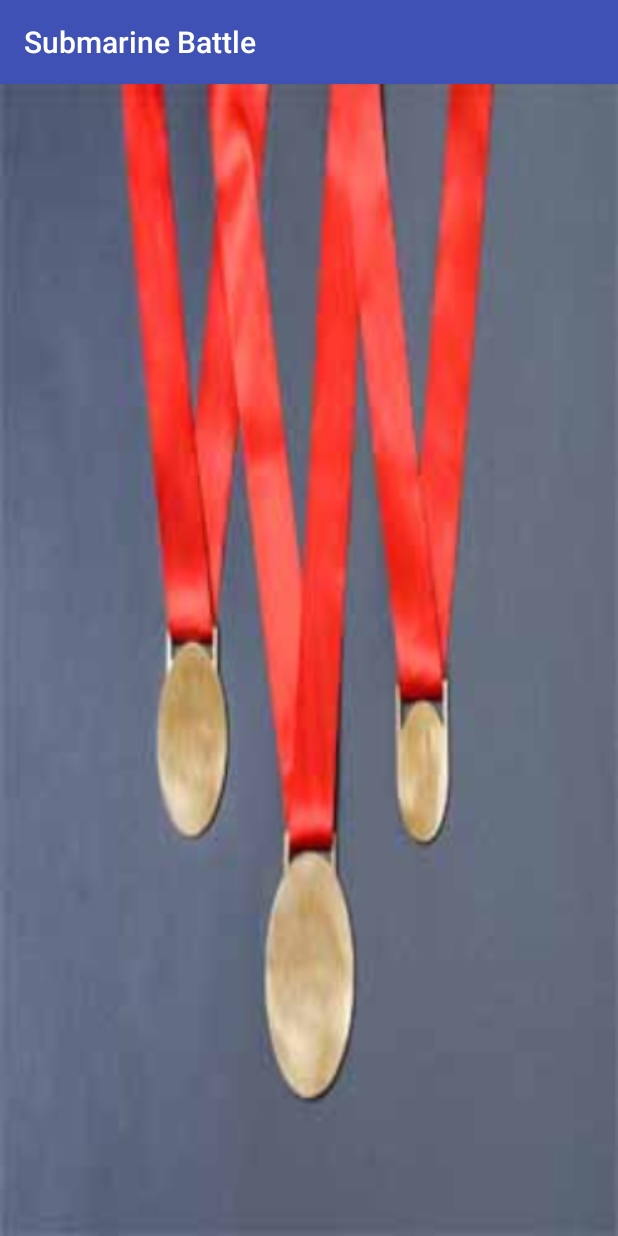
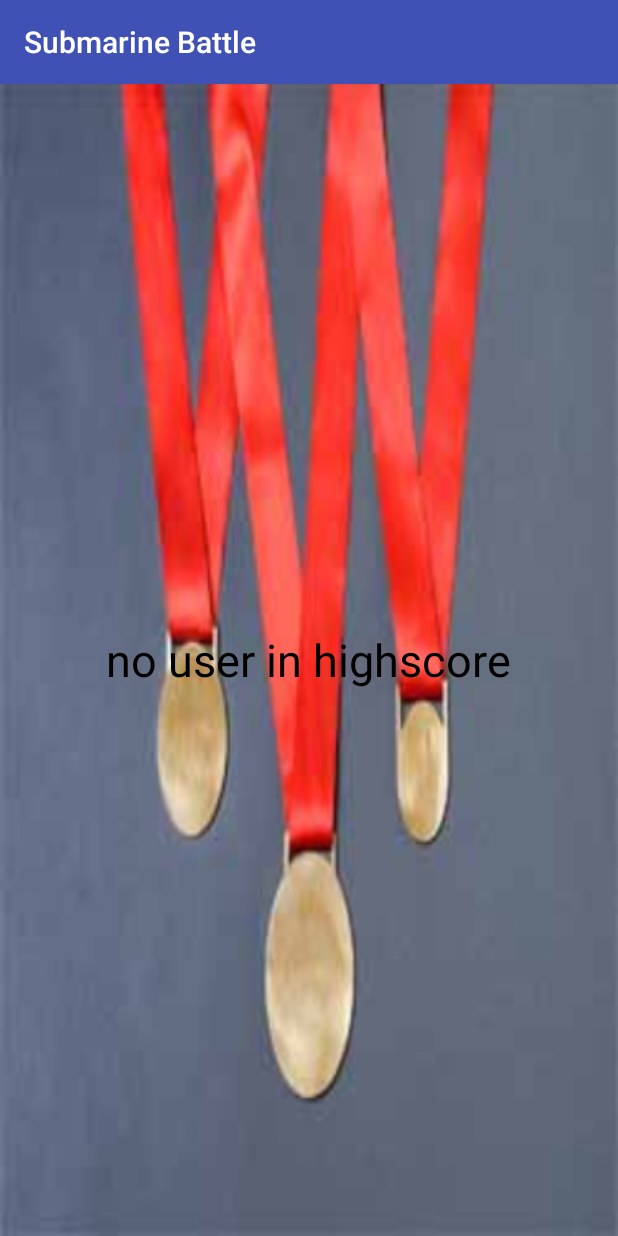
Before and after one commit to YampoKnaf/SecoundHomework, an Android app: the HighScoreTable screen opened directly, with no data from a screen before it, on a phone screen of 412 x 824 dp. Run offline under Robolectric (Android 15) with nearby library versions, the phone set to English and light mode, and no system bars; 1 statement that could not run was skipped.

Commit message:
little Problems Solved

```diff
--- a/app/build.gradle
+++ b/app/build.gradle
@@ -8,7 +8,7 @@ android {
         applicationId "com.yampoknaf.subibattle"
         minSdkVersion 21
         targetSdkVersion 21
-        versionCode 1
+        versionCode 2
         versionName "1.0"
     }
 
--- a/app/src/main/java/com/yampoknaf/subibattle/GameProccess.java
+++ b/app/src/main/java/com/yampoknaf/subibattle/GameProccess.java
@@ -576,4 +576,10 @@ public class GameProccess extends AppCompatActivity {
             Toast.makeText(getApplicationContext() , "Nothing happand be more carful!!" , Toast.LENGTH_LONG).show();
         }
     }
+
+    @Override
+    public void onBackPressed() {
+        MainActivity.startTheGameOverAgain.setNeedToGoOverAgain(false);
+        super.onBackPressed();
+    }
 }
--- a/app/src/main/java/com/yampoknaf/subibattle/HighScoreTable.java
+++ b/app/src/main/java/com/yampoknaf/subibattle/HighScoreTable.java
@@ -30,8 +30,11 @@ public class HighScoreTable extends AppCompatActivity {
 
         HighScoreDbHelper dbHelper = new HighScoreDbHelper(this);
         dataToPut = dbHelper.getUsers(difficult);
-        if (dataToPut == null)
+        if (dataToPut == null) {
+            ((TextView)findViewById(R.id.textInHighScoreTable)).setText("no user in highscore");
             return;
+
+        }
 
         String allNames[] = new String[dataToPut.size()];
 
--- a/app/src/main/res/layout/activity_high_score_table.xml
+++ b/app/src/main/res/layout/activity_high_score_table.xml
@@ -16,4 +16,14 @@
         android:id="@+id/lvHighScoreTable"
         android:layout_alignParentTop="true"
         android:layout_alignParentStart="true" />
+
+    <TextView
+        android:layout_width="wrap_content"
+        android:layout_height="wrap_content"
+        android:layout_centerVertical="true"
+        android:layout_centerHorizontal="true"
+        android:id="@+id/textInHighScoreTable"
+        android:textColor="#000000"
+        android:textSize="30dp"/>
+
 </RelativeLayout>
```
Also changed, not shown: app/src/main/java/com/yampoknaf/subibattle/MainActivity.java (+8 -0 lines), app/src/main/java/com/yampoknaf/subibattle/WinLose.java (+7 -2 lines).
